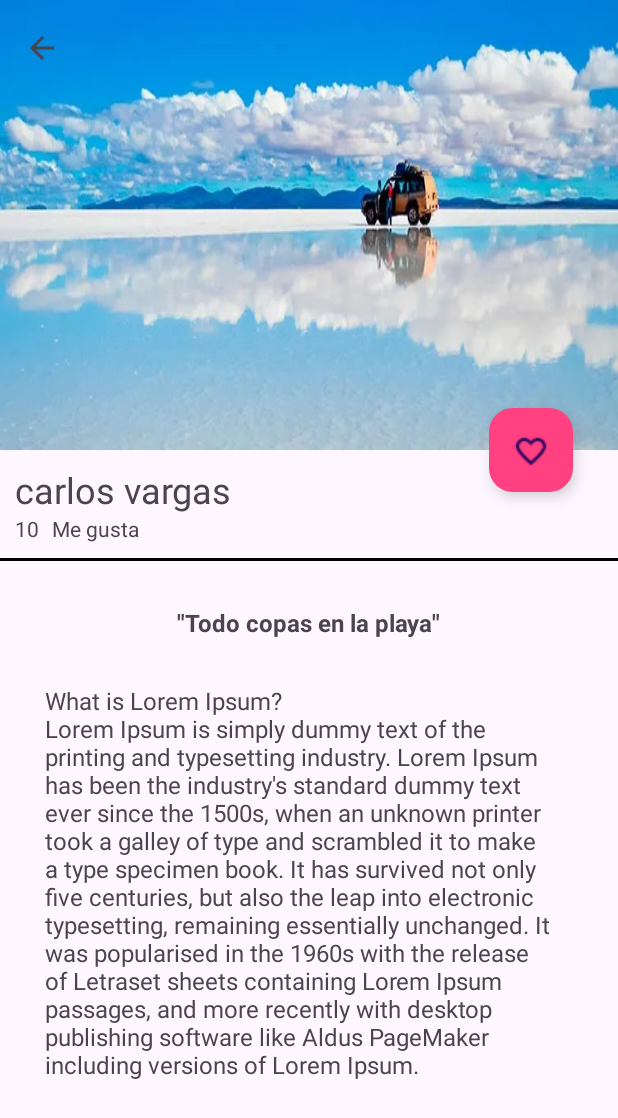
After one commit to jhamilgarcia/infograma, an Android app: the imageDetailActivity screen opened directly, with no data from a screen before it, on a phone screen of 412 x 824 dp. The commit adds this screen. Shown: the top 1118 px of the screen. Run offline under Robolectric (Android 15) with nearby library versions, the phone set to English and light mode, and no system bars.

Commit message:
uso del collapsingToolbarlayaout

```diff
--- a/app/src/main/AndroidManifest.xml
+++ b/app/src/main/AndroidManifest.xml
@@ -1,7 +1,9 @@
 <?xml version="1.0" encoding="utf-8"?>
 <manifest xmlns:android="http://schemas.android.com/apk/res/android"
     xmlns:tools="http://schemas.android.com/tools">
+
     <uses-permission android:name="android.permission.INTERNET" />
+
     <application
         android:allowBackup="true"
         android:dataExtractionRules="@xml/data_extraction_rules"
@@ -11,6 +13,13 @@
         android:roundIcon="@mipmap/ic_launcher_round"
         android:supportsRtl="true"
         android:theme="@style/AppTheme">
+        <activity
+            android:name=".view.imageDetailActivity"
+            android:exported="false" android:parentActivityName=".view.containeActivity">
+            <meta-data
+                android:name="android.support.PARENT_ACTIVITY"
+                android:value=".LoginActivity" />
+        </activity>
         <activity
             android:name=".view.containeActivity"
             android:exported="false" />
--- a/app/src/main/java/com/example/infogram/adapter/cardViewAdapter.java
+++ b/app/src/main/java/com/example/infogram/adapter/cardViewAdapter.java
@@ -1,6 +1,9 @@
 package com.example.infogram.adapter;
 
+import static androidx.core.content.ContextCompat.startActivity;
+
 import android.app.Activity;
+import android.content.Intent;
 import android.view.LayoutInflater;
 import android.view.View;
 import android.view.ViewGroup;
@@ -12,6 +15,8 @@ import androidx.recyclerview.widget.RecyclerView;
 
 import com.example.infogram.R;
 import com.example.infogram.model.Image;
+import com.example.infogram.view.createAccountActivity;
+import com.example.infogram.view.imageDetailActivity;
 import com.squareup.picasso.Picasso;
 
 import java.util.ArrayList;
@@ -47,9 +52,18 @@ public class cardViewAdapter extends RecyclerView.Adapter<cardViewAdapter.cardVi
         holder.userNameCardView.setText(image.getUserName());
         holder.cantidadDias.setText(image.getCantidadDias());
         holder.cantidadMeGusta.setText(image.getCantidadMeGusta());
+        // onclick listener
+        holder.imagesCardView.setOnClickListener(new View.OnClickListener() {
+            @Override
+            public void onClick(View v) {
+                activity.startActivity(new Intent(activity, imageDetailActivity.class));
+            }
+        });
+
+    }
 
 
-    }
+
 
     @Override
     public int getItemCount() {
--- /dev/null
+++ b/app/src/main/java/com/example/infogram/view/imageDetailActivity.java
@@ -0,0 +1,32 @@
+package com.example.infogram.view;
+
+import android.os.Bundle;
+
+import androidx.activity.EdgeToEdge;
+import androidx.appcompat.app.AppCompatActivity;
+import androidx.appcompat.widget.Toolbar;
+import androidx.core.graphics.Insets;
+import androidx.core.view.ViewCompat;
+import androidx.core.view.WindowInsetsCompat;
+
+import com.example.infogram.R;
+
+public class imageDetailActivity extends AppCompatActivity {
+
+    @Override
+    protected void onCreate(Bundle savedInstanceState) {
+        super.onCreate(savedInstanceState);
+        setContentView(R.layout.activity_image_detail);
+        showToolbar("", true);
+    }
+
+    private void showToolbar(String titulo, boolean botonSubir) {
+        Toolbar toolbar = findViewById(R.id.toolbar_image_detail);
+        setSupportActionBar(toolbar);
+
+        if (getSupportActionBar() != null) {
+            getSupportActionBar().setTitle(titulo);
+            getSupportActionBar().setDisplayHomeAsUpEnabled(botonSubir);
+        }
+    }
+}
--- /dev/null
+++ b/app/src/main/res/layout/activity_image_detail.xml
@@ -0,0 +1,135 @@
+<?xml version="1.0" encoding="utf-8"?>
+<androidx.coordinatorlayout.widget.CoordinatorLayout xmlns:android="http://schemas.android.com/apk/res/android"
+    xmlns:app="http://schemas.android.com/apk/res-auto"
+    xmlns:tools="http://schemas.android.com/tools"
+    android:id="@+id/main"
+    android:layout_width="match_parent"
+    android:layout_height="match_parent"
+    tools:context=".view.imageDetailActivity">
+
+    <com.google.android.material.appbar.AppBarLayout
+        android:id="@+id/appBar_images"
+        android:layout_width="match_parent"
+        android:layout_height="@dimen/altura_image_deail"
+        android:fitsSystemWindows="true"
+        android:theme="@style/AppTheme.AppBarOverlay">
+
+        <com.google.android.material.appbar.CollapsingToolbarLayout
+            android:id="@+id/collapsing_toolbar_image_detail"
+            android:layout_width="match_parent"
+            android:layout_height="match_parent"
+            app:contentScrim="@color/colorPrimary"
+            app:layout_scrollFlags="scroll|exitUntilCollapsed">
+
+            <ImageView
+                android:id="@+id/image_detail"
+                android:layout_width="match_parent"
+                android:layout_height="match_parent"
+                android:background="@drawable/salar_uyuni"
+                android:scaleType="centerCrop"
+                app:layout_collapseMode="parallax" />
+
+
+            <androidx.appcompat.widget.Toolbar
+                android:id="@+id/toolbar_image_detail"
+                android:layout_width="match_parent"
+                android:layout_height="?attr/actionBarSize"
+                android:theme="@style/AppTheme.PopupOverlay"
+                app:layout_collapseMode="pin"/>
+
+        </com.google.android.material.appbar.CollapsingToolbarLayout>
+
+
+    </com.google.android.material.appbar.AppBarLayout>
+
+
+    <androidx.core.widget.NestedScrollView
+        android:layout_width="match_parent"
+        android:layout_height="match_parent"
+        app:layout_behavior="com.google.android.material.appbar.AppBarLayout$ScrollingViewBehavior">
+
+        <LinearLayout
+            android:layout_width="match_parent"
+            android:layout_height="wrap_content"
+            android:orientation="vertical">
+
+            <TextView
+                android:id="@+id/userNme_imageDetail"
+                android:layout_width="match_parent"
+                android:layout_height="wrap_content"
+                android:layout_marginTop="@dimen/marginTop_image_detail"
+                android:paddingLeft="@dimen/padding_card"
+                android:paddingRight="@dimen/padding_card"
+                android:text="@string/nombres"
+                android:textSize="@dimen/textSize_userName_image_detail"
+
+                />
+
+            <LinearLayout
+
+                android:layout_width="match_parent"
+                android:layout_height="wrap_content"
+                android:orientation="horizontal"
+                android:paddingLeft="@dimen/padding_card"
+                android:paddingRight="@dimen/padding_card"
+                android:paddingBottom="@dimen/padding_card">
+
+                <TextView
+                    android:layout_width="wrap_content"
+                    android:layout_height="wrap_content"
+                    android:text="@string/numero"
+                    android:textSize="@dimen/textSize_meGusta" />
+
+                <TextView
+                    android:layout_width="wrap_content"
+                    android:layout_height="wrap_content"
+                    android:layout_marginLeft="@dimen/marginLeft_meGusta"
+                    android:text="@string/me_gusta"
+                    android:textSize="@dimen/textSize_meGusta" />
+            </LinearLayout>
+
+            <View
+                android:layout_width="match_parent"
+                android:layout_height="@dimen/height_divider_imagen_detaile"
+                android:background="@color/black">
+
+            </View>
+
+            <TextView
+                android:id="@+id/title_image_detail"
+                android:layout_width="wrap_content"
+                android:layout_height="wrap_content"
+                android:textSize="@dimen/textSize_title_image_detail"
+                android:text="@string/text_title_detail"
+                android:textStyle="bold"
+                android:paddingTop="@dimen/paddingTop_title_image_detail"
+                android:layout_gravity="center_horizontal"
+                />
+
+            <TextView
+                android:id="@+id/contend_image_detail"
+                android:layout_width="wrap_content"
+                android:layout_height="wrap_content"
+                android:textSize="@dimen/textSize_title_image_detail"
+                android:text="@string/text_content_detail"
+                android:paddingTop="@dimen/paddingTop_title_image_detail"
+                android:paddingLeft="@dimen/paddingTop_title_image_detail"
+                android:paddingRight="@dimen/paddingTop_title_image_detail"
+                android:layout_gravity="center_horizontal"
+                />
+
+        </LinearLayout>
+    </androidx.core.widget.NestedScrollView>
+
+    <com.google.android.material.floatingactionbutton.FloatingActionButton
+        android:id="@+id/fab_image_detail"
+        android:layout_width="wrap_content"
+        android:layout_height="wrap_content"
+        android:src="@drawable/heart"
+        app:layout_anchor="@id/image_detail"
+        app:layout_anchorGravity="bottom|end"
+        android:layout_marginEnd="@dimen/marginEnd_fab_image_detail"
+        android:backgroundTint="@color/colorAccent"/>
+
+
+</androidx.coordinatorlayout.widget.CoordinatorLayout>
--- a/app/src/main/res/values/dimens.xml
+++ b/app/src/main/res/values/dimens.xml
@@ -15,4 +15,13 @@
     <dimen name="height_botton_navigation_view">70dp</dimen>
     <dimen name="margin_fab">70dp</dimen>
     <dimen name="padding_card">10dp</dimen>
+    <dimen name="altura_image_deail">300dp</dimen>
+    <dimen name="marginTop_image_detail">10dp</dimen>
+    <dimen name="textSize_meGusta">14sp</dimen>
+    <dimen name="marginLeft_meGusta">5dp</dimen>
+    <dimen name="height_divider_imagen_detaile">2dp</dimen>
+    <dimen name="textSize_title_image_detail">16sp</dimen>
+    <dimen name="paddingTop_title_image_detail">30dp</dimen>
+    <dimen name="textSize_userName_image_detail">24sp</dimen>
+    <dimen name="marginEnd_fab_image_detail">30dp</dimen>
 </resources>
--- a/app/src/main/res/values/strings.xml
+++ b/app/src/main/res/values/strings.xml
@@ -21,4 +21,8 @@
     <!-- TODO: Remove or change this placeholder text -->
     <string name="hello_blank_fragment">Hello blank fragment</string>
     <string name="title_home_fragment">Home</string>
+    <string name="me_gusta">" Me gusta"</string>
+    <string name="numero" > 10</string>
+    <string name="text_title_detail">\"Todo copas en la playa\"</string>
+    <string name="text_content_detail">What is Lorem Ipsum?\nLorem Ipsum is simply dummy text of the printing and typesetting industry. Lorem Ipsum has been the industry\'s standard dummy text ever since the 1500s, when an unknown printer took a galley of type and scrambled it to make a type specimen book. It has survived not only five centuries, but also the leap into electronic typesetting, remaining essentially unchanged. It was popularised in the 1960s with the release of Letraset sheets containing Lorem Ipsum passages, and more recently with desktop publishing software like Aldus PageMaker including versions of Lorem Ipsum.</string>
 </resources>
```
Also changed, not shown: 2 other files.
